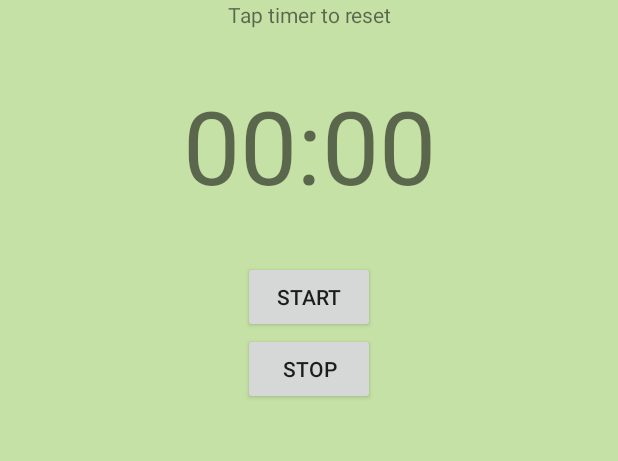
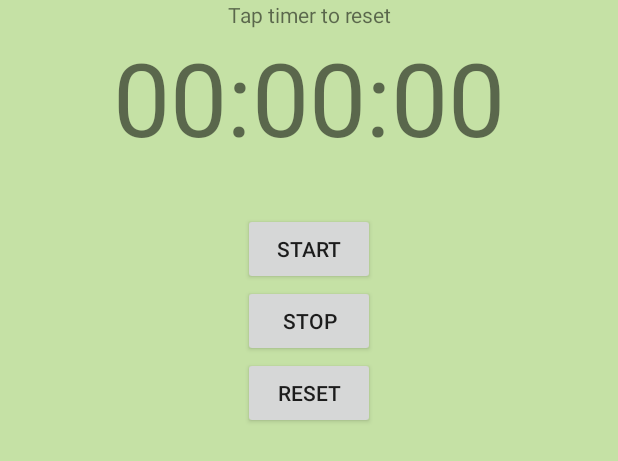
Before and after one commit to Aakash-iittp/ScoreKeeper, an Android app: the layout activity_badminton_3_fragment.xml on its own in the app's theme, with its tools: preview values and no code run, on a phone screen of 412 x 824 dp. Shown: the top 461 px of the screen. Run offline under Robolectric (Android 15) with nearby library versions, the phone set to English and light mode, and no system bars.

Commit message:
First commit

```diff
--- a/app/src/main/res/layout/activity_badminton_3_fragment.xml
+++ b/app/src/main/res/layout/activity_badminton_3_fragment.xml
@@ -11,53 +11,37 @@
     <TextView
         android:layout_width="match_parent"
         android:layout_height="wrap_content"
-        android:text="Tap timer to reset"
-        android:gravity="center"/>
+        android:gravity="center"
+        android:text="Tap timer to reset" />
 
-    <LinearLayout
-        android:id="@+id/layout_reset_click"
-        android:layout_marginTop="32dp"
+    <TextView
+        android:id="@+id/timeView"
         android:layout_width="match_parent"
         android:layout_height="wrap_content"
-        android:orientation="horizontal">
-
-        <TextView
-            android:id="@+id/miutes"
-            android:layout_width="match_parent"
-            android:layout_height="wrap_content"
-            android:layout_gravity="end"
-            android:layout_weight="1"
-            android:gravity="right"
-            android:text="00"
-            android:textSize="68sp" />
-
-        <TextView
-            android:layout_width="wrap_content"
-            android:layout_height="wrap_content"
-            android:text=":"
-            android:textSize="68sp" />
-
-        <TextView
-            android:id="@+id/timer"
-            android:layout_width="match_parent"
-            android:layout_height="wrap_content"
-            android:layout_weight="1"
-            android:text="00"
-            android:textSize="68sp" />
-    </LinearLayout>
+        android:layout_gravity="center"
+        android:gravity="center_horizontal"
+        android:text="00:00:00"
+        android:textSize="68sp" />
 
     <Button
-        android:layout_marginTop="32dp"
         android:id="@+id/start"
         android:layout_width="wrap_content"
+        android:layout_marginTop="32dp"
         android:layout_height="wrap_content"
         android:text="start"
         android:layout_gravity="center"/>
 
     <Button
+        android:id="@+id/stop"
         android:layout_width="wrap_content"
         android:layout_height="wrap_content"
         android:text="stop"
         android:layout_gravity="center"/>
+    <Button
+        android:id="@+id/reset"
+        android:layout_width="wrap_content"
+        android:layout_height="wrap_content"
+        android:text="reset"
+        android:layout_gravity="center"/>
 
 </LinearLayout>
```
Also changed, not shown: app/src/main/java/com/blogspot/physicsforsmartbrains/www/scorekeeper/badminton_3_fragment.java (+57 -81 lines).
